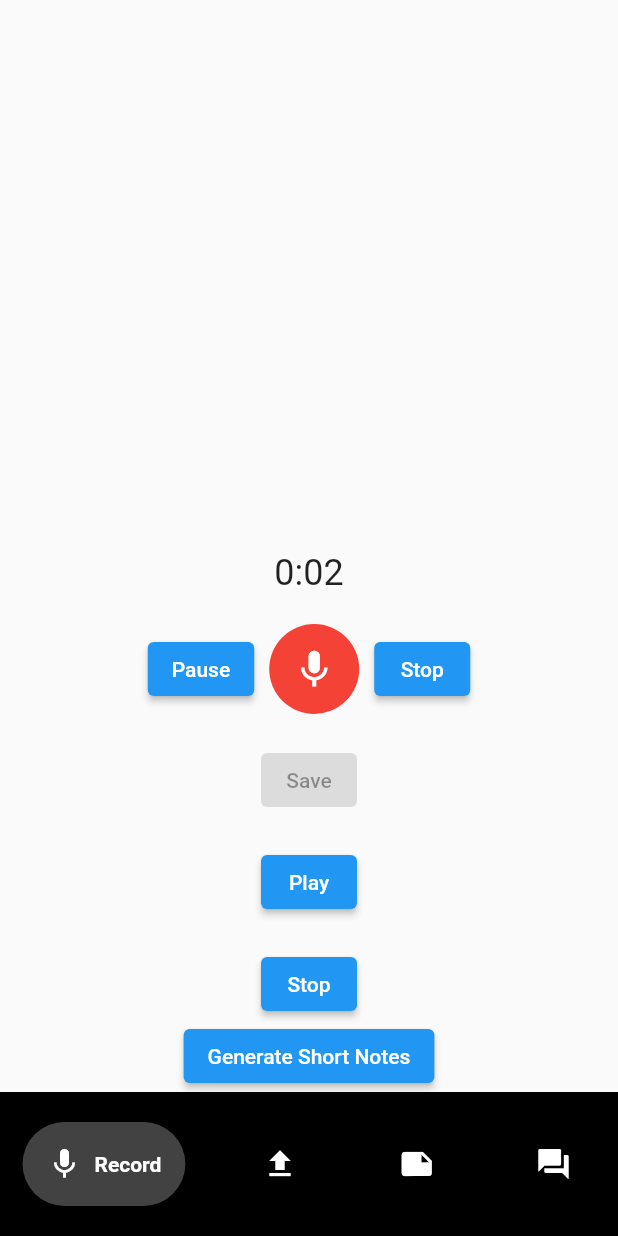
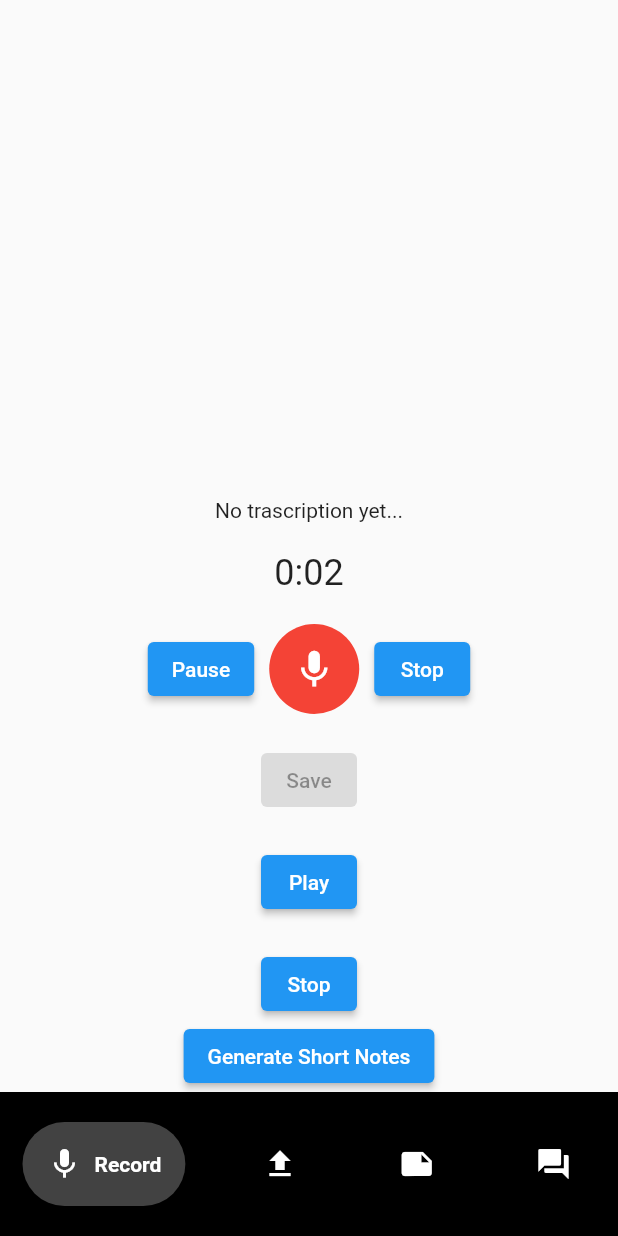
Before and after one commit to wubeshetA/SmartNote, a Flutter app: the screen it shows after launch, after a tap on the "mic" icon, after a tap on "Generate Short Notes", on a phone screen of 412 x 824 dp. Run offline on Flutter 3.47's test engine with Material 2 defaults, Android fonts, the phone set to English and light mode, and no system bars; drawn by our look-alikes of google_nav_bar; our stand-ins replace flutter_dotenv, permission_handler, webview_flutter; missing offline and left inert: flutter_sound_lite, google_speech.

Commit message:
Add trasription function

```diff
--- a/lib/main.dart
+++ b/lib/main.dart
@@ -1,16 +1,17 @@
+import 'package:flutter_dotenv/flutter_dotenv.dart';
 import 'package:flutter/material.dart';
 import 'views/screens/bottom_navigator.dart';
 import 'views/screens/note/note.dart';
 
-void main() => runApp(MyApp());
+void main() async {
+  await dotenv.load(fileName: 'assets/.env');
+  runApp(MyApp());
+}
 
 class MyApp extends StatelessWidget {
   @override
   Widget build(BuildContext context) {
-
-
     return MaterialApp(
-
       routes: {
         // '/': (context) => Home(),
         '/note': (context) => NoteWebViewContainer(),
--- a/lib/services/transcribe.dart
+++ b/lib/services/transcribe.dart
@@ -1,23 +1,40 @@
+import 'dart:convert';
+import 'dart:io';
+import 'package:flutter/services.dart';
+import 'package:google_speech/google_speech.dart';
 
-import 'dart:io';
-import 'package:http/http.dart' as http;
+// Transcribe the audio file to text using Google Speech-to-Text
+Future<String> transcribeAudio(String fileName) async {
+  // Load audio
 
-class OpenAI {
-  final String apiKey = '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';
+  print("=============Inside the transcription=========$fileName===========");
+  final audio = File(fileName).readAsBytesSync().toList();
+  print("=============Inside the transcription=========$audio===========");
+  final config = RecognitionConfig(
+      encoding: AudioEncoding.LINEAR16,
+      model: RecognitionModel.basic,
+      enableAutomaticPunctuation: true,
+      sampleRateHertz: 16000,
+      languageCode: 'en-US');
 
-  Future<String> transcribeAudio(String audioFilePath) async {
-    var request = http.MultipartRequest('POST', Uri.parse('https://api.openai.com/v1/engines/whisper-1/transcriptions'));
-    request.headers.addAll({
-      'Authorization': 'Bearer $apiKey',
-      'Content-Type': 'multipart/form-data',
-    });
-    request.files.add(await http.MultipartFile.fromPath('audio', audioFilePath));
-    var response = await request.send();
-    if (response.statusCode == 200) {
-      var result = await http.Response.fromStream(response);
-      return result.body;
-    } else {
-      throw Exception('Failed to transcribe audio');
-    }
-  }
+  final serviceAccount = ServiceAccount.fromString(
+      '${(await rootBundle.loadString('assets/speech_to_text.json'))}');
+  // Load service account credentials from assets
+
+  // Create speech client
+  final speechToText = SpeechToText.viaServiceAccount(serviceAccount);
+
+  // Recognize speech
+  final response = await speechToText.recognize(config, audio).onError(
+      (error, stackTrace) => throw Exception('Error while transcibing audio'));
+
+  // Return transcribed text
+  final trascribedText = response.results
+      .map((result) => result.alternatives.first.transcript)
+      .join('\n');
+  print("===================Transcribed Text====================");
+  print(trascribedText);
+
+  return trascribedText;
+
 }
--- a/lib/views/screens/recorder/recorderScreen.dart
+++ b/lib/views/screens/recorder/recorderScreen.dart
@@ -7,6 +7,7 @@ import 'package:flutter_sound_lite/public/flutter_sound_recorder.dart';
 import 'package:flutter_sound_lite/public/flutter_sound_player.dart';
 import 'package:path_provider/path_provider.dart';
 import 'package:permission_handler/permission_handler.dart';
+import 'package:smartnote/services/transcribe.dart';
 // import 'package:flutter_sound/public/flutter_sound_player.dart';
 
 class Recorder extends StatefulWidget {
@@ -24,6 +25,7 @@ class _RecorderState extends State<Recorder> {
   Duration _duration = Duration();
   Timer? _timer;
 
+  String transcribedText = 'No trascription yet...';
   FlutterSoundPlayer? _player;
 
   Future initPlayer() async {
@@ -88,12 +90,12 @@ class _RecorderState extends State<Recorder> {
     Directory tempDir = await getApplicationDocumentsDirectory();
     print(
         '=============$tempDir====================${tempDir.path}=============================================');
-    pathToRecorded = '${tempDir.path}/smartnotes_audio.mp3';
+    pathToRecorded = '${tempDir.path}/smartnotes_audio.wav';
 
     await _audioRecorder!.startRecorder(
       toFile: pathToRecorded,
       // decode it to mp3
-      codec: Codec.mp3,
+      // codec: Codec.mp3,
     );
 
     setState(() {
@@ -144,6 +146,8 @@ class _RecorderState extends State<Recorder> {
       child: Column(
         mainAxisAlignment: MainAxisAlignment.end,
         children: [
+          Text(transcribedText ?? 'No text found'),
+          SizedBox(height: 20),
           Text(
             '${_duration.inMinutes}:${(_duration.inSeconds % 60).toString().padLeft(2, '0')}',
             style: TextStyle(fontSize: 24),
@@ -201,7 +205,13 @@ class _RecorderState extends State<Recorder> {
             child: Text('Stop'),
           ),
           ElevatedButton(
-            onPressed: () {},
+            onPressed: () {
+              transcribeAudio(pathToRecorded!).then((value) {
+                setState(() {
+                  transcribedText = value;
+                });
+              });
+            },
             child: Text('Generate Short Notes'),
           ),
         ],
```
Also changed, not shown: lib/services/generativeai.dart (added, +30 -0 lines), pubspec.yaml (+3 -4 lines), pubspec.lock, 1 other file.
